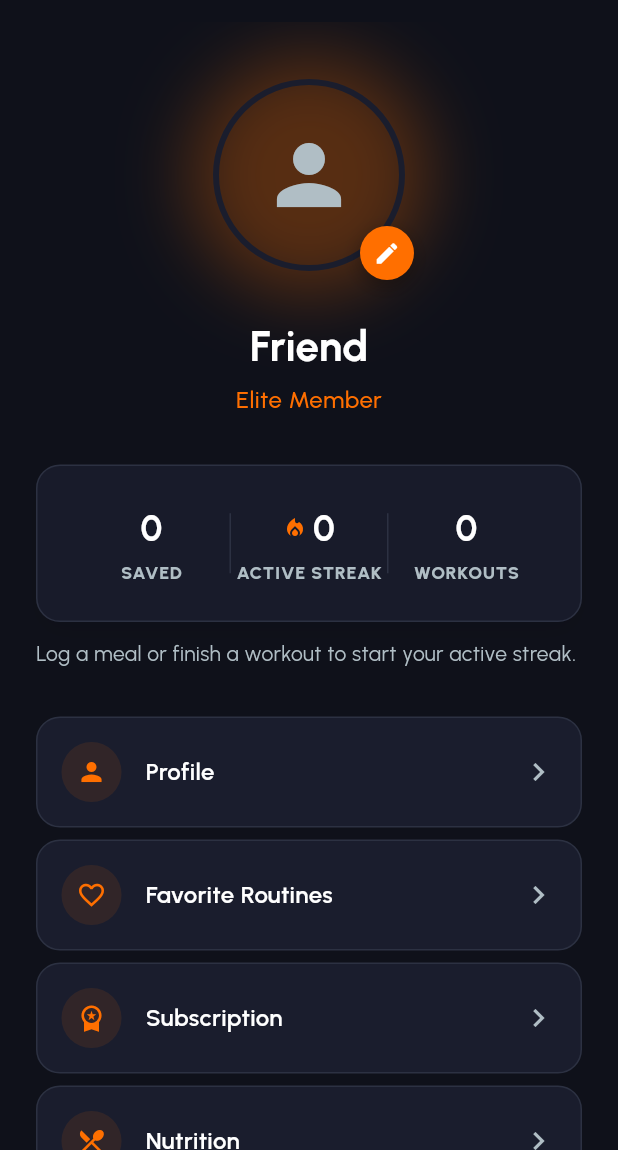
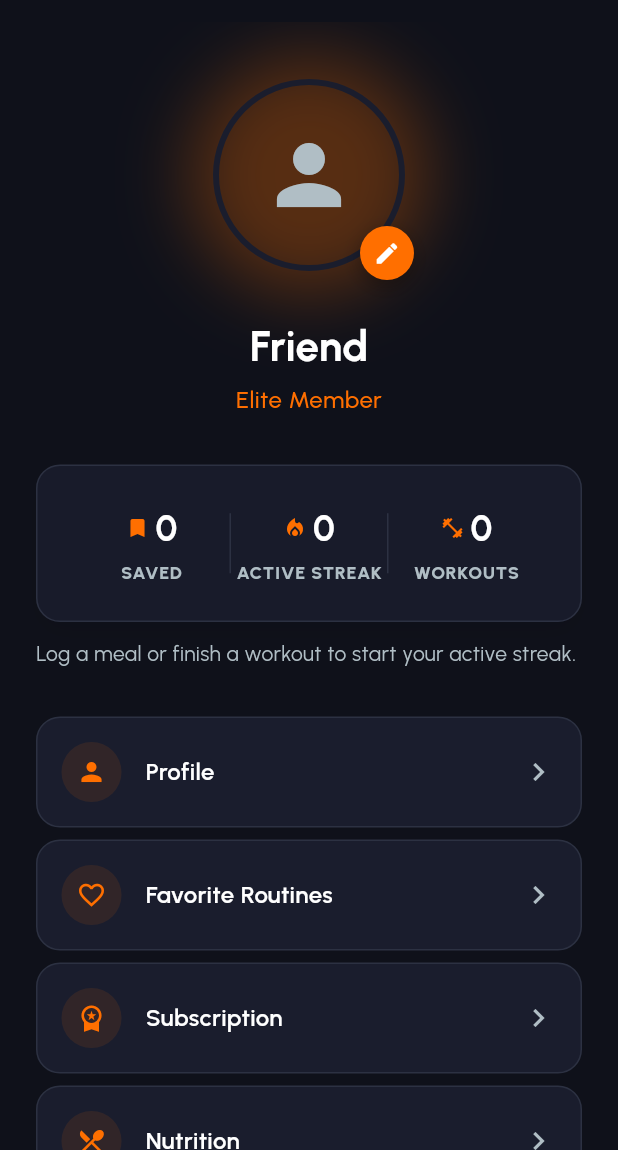
Before and after one commit to krixx646/celiia_Flutter, a Flutter app: the ProfileScreen screen opened directly, on a phone screen of 412 x 824 dp, the part 86-1236 px from its top. Run offline on Flutter 3.47's test engine with Material 3 defaults, Android fonts, the phone set to English and light mode, and no system bars; our stand-ins replace camera, chewie, cloud_firestore, firebase_auth, firebase_core, firebase_storage and 9 more; missing offline and left inert: firebase_app_check; accounts and stored records are empty.

Commit message:
Show icons on the Saved and Workouts stats
Only Active Streak passed an icon; the other two passed null, so they read as
bare numbers beside a decorated one.

Co-authored-by: Cursor <cursoragent@cursor.com>

```diff
--- a/lib/screens/profile/profile_screen.dart
+++ b/lib/screens/profile/profile_screen.dart
@@ -254,7 +254,12 @@ class _ProfileScreenState extends State<ProfileScreen> {
           child: Row(
             children: [
               Expanded(
-                child: _buildStatItem(theme, '$savedCount', 'Saved', null),
+                child: _buildStatItem(
+                  theme,
+                  '$savedCount',
+                  'Saved',
+                  Icons.bookmark,
+                ),
               ),
               Container(width: 1, height: 40, color: theme.border),
               Expanded(
@@ -271,7 +276,7 @@ class _ProfileScreenState extends State<ProfileScreen> {
                   theme,
                   '$workoutCompletions',
                   'Workouts',
-                  null,
+                  Icons.fitness_center,
                 ),
               ),
             ],
```
